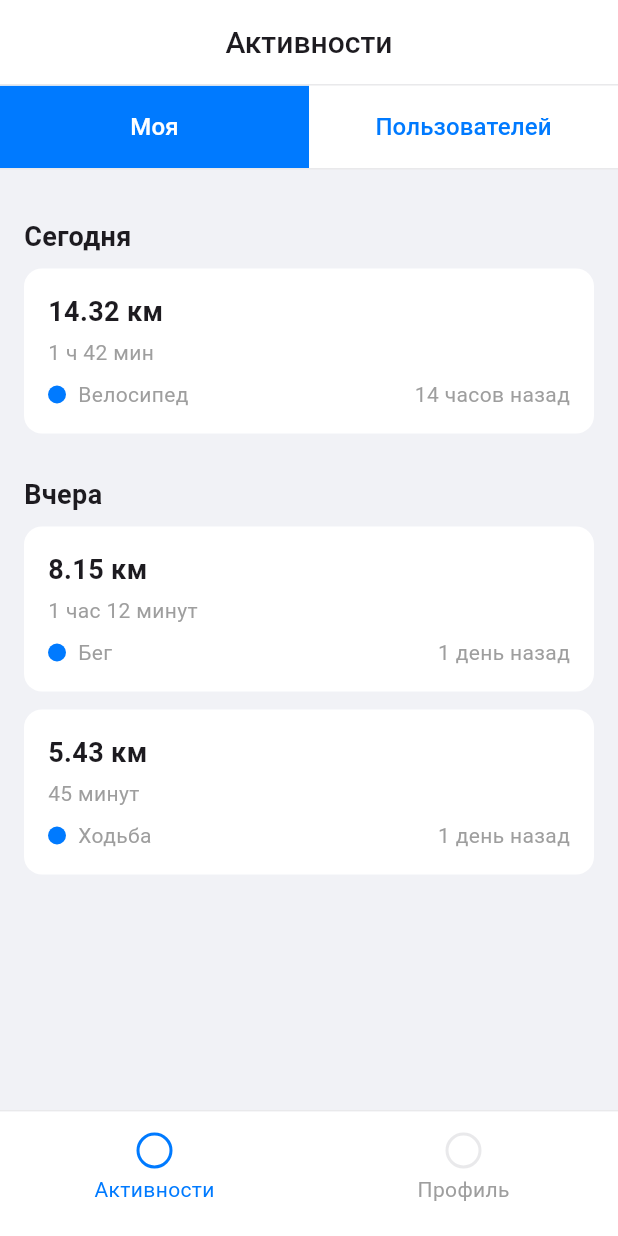
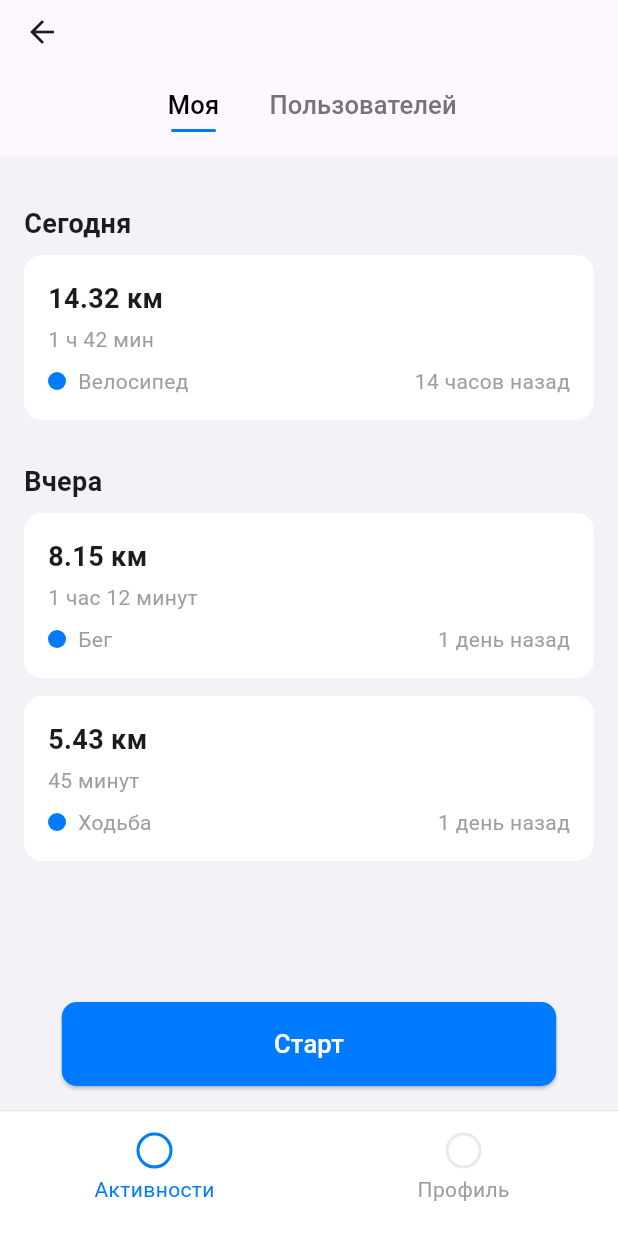
Before and after one commit to eruma1ra/fit-app, a Flutter app: the ActivityScreen screen opened by its route, after a tap on "Старт", on a phone screen of 412 x 824 dp. Run offline on Flutter 3.47's test engine with Material 3 defaults, Android fonts, the phone set to English and light mode, and no system bars; our stand-ins replace flutter_svg.

Commit message:
подключил профиль

```diff
--- a/lib/screens/home/activity_screen.dart
+++ b/lib/screens/home/activity_screen.dart
@@ -1,4 +1,5 @@
 import 'package:flutter/material.dart';
+import 'profile.dart'; // Убедитесь, что путь к файлу profile.dart правильный
 
 void main() {
   runApp(const MyApp());
@@ -10,11 +11,19 @@ class MyApp extends StatelessWidget {
   @override
   Widget build(BuildContext context) {
     return MaterialApp(
-      title: 'Трекер активностей',
+      title: 'Activity Tracker',
       theme: ThemeData(
         primarySwatch: Colors.blue,
         appBarTheme: const AppBarTheme(
+          backgroundColor: Colors.white,
+          elevation: 0,
+          centerTitle: true,
           iconTheme: IconThemeData(color: Color(0xFF007AFF)),
+          titleTextStyle: TextStyle(
+            color: Colors.black,
+            fontSize: 20,
+            fontWeight: FontWeight.w500,
+          ),
         ),
         splashFactory: NoSplash.splashFactory,
         highlightColor: Colors.transparent,
@@ -163,12 +172,28 @@ class _ActivityDetailsScreenState extends State<ActivityDetailsScreen> {
           highlightColor: Colors.transparent,
         ),
         child: BottomNavigationBar(
-          items: [_buildNavItem(0, 'Активности'), _buildNavItem(1, 'Профиль')],
+          items: [
+            BottomNavigationBarItem(
+              icon: _buildNavIcon(0, 'Активности'),
+              label: '',
+            ),
+            BottomNavigationBarItem(
+              icon: _buildNavIcon(1, 'Профиль'),
+              label: '',
+            ),
+          ],
           currentIndex: _selectedIndex,
           onTap: (index) {
+            if (index == 1) {
+              Navigator.push(
+                context,
+                MaterialPageRoute(builder: (context) => ProfileScreen()),
+              );
+            } else {
               setState(() {
                 _selectedIndex = index;
               });
+            }
           },
           backgroundColor: Colors.white,
           selectedItemColor: Colors.transparent,
@@ -182,19 +207,8 @@ class _ActivityDetailsScreenState extends State<ActivityDetailsScreen> {
     );
   }
 
-  BottomNavigationBarItem _buildNavItem(int index, String title) {
-    return BottomNavigationBarItem(
-      icon: Material(
-        color: Colors.transparent,
-        child: InkWell(
-          splashColor: Colors.transparent,
-          highlightColor: Colors.transparent,
-          onTap: () {
-            setState(() {
-              _selectedIndex = index;
-            });
-          },
-          child: Column(
+  Widget _buildNavIcon(int index, String title) {
+    return Column(
       mainAxisAlignment: MainAxisAlignment.center,
       children: [
         Container(
@@ -216,16 +230,10 @@ class _ActivityDetailsScreenState extends State<ActivityDetailsScreen> {
           title,
           style: TextStyle(
             color:
-                      _selectedIndex == index
-                          ? const Color(0xFF007AFF)
-                          : Colors.grey,
+                _selectedIndex == index ? const Color(0xFF007AFF) : Colors.grey,
           ),
         ),
       ],
-          ),
-        ),
-      ),
-      label: '',
     );
   }
 }
@@ -240,7 +248,7 @@ class ActivityScreen extends StatefulWidget {
 class _ActivityScreenState extends State<ActivityScreen> {
   int _selectedIndex = 0;
   bool _showActivities = false;
-  int _selectedTab = 0; // 0 - Мои активности, 1 - Пользователей
+  int _selectedTab = 0;
 
   final List<Map<String, dynamic>> _myActivities = [
     {
@@ -292,18 +300,6 @@ class _ActivityScreenState extends State<ActivityScreen> {
       'user': 'Иван Иванов',
     },
     {
-      'distance': '7.89 км',
-      'time': '1 час 15 минут',
-      'type': 'Бег',
-      'ago': '2 дня назад',
-      'date': '2 дня назад',
-      'startTime': '07:45',
-      'endTime': '09:00',
-      'isHeader': false,
-      'comment': '',
-      'user': 'Мария Петрова',
-    },
-    {
       'distance': '10.5 км',
       'time': '1 час 30 минут',
       'type': 'Велосипед',
@@ -317,7 +313,6 @@ class _ActivityScreenState extends State<ActivityScreen> {
     },
   ];
 
-  // Группируем активности по датам
   List<Map<String, dynamic>> _groupActivities(
     List<Map<String, dynamic>> activities,
   ) {
@@ -341,109 +336,88 @@ class _ActivityScreenState extends State<ActivityScreen> {
     final groupedUsersActivities = _groupActivities(_usersActivities);
 
     return Scaffold(
-      backgroundColor: const Color(0xFFF1F2F6),
+      backgroundColor: const Color(0xFFF2F2F7),
       appBar: AppBar(
-        title: const Text(
-          'Активности',
-          style: TextStyle(fontSize: 20, fontWeight: FontWeight.w500),
-        ),
-        centerTitle: true,
-        automaticallyImplyLeading: false,
-        backgroundColor: Colors.white,
-        elevation: 0,
-        bottom: const PreferredSize(
-          preferredSize: Size.fromHeight(1.0),
-          child: Divider(height: 1, color: Color(0xFFE9E9EB)),
+        title: _showActivities ? null : const Text('Активности'),
+        bottom:
+            _showActivities
+                ? PreferredSize(
+                  preferredSize: const Size.fromHeight(48),
+                  child: Container(
+                    padding: const EdgeInsets.symmetric(horizontal: 16),
+                    child: Row(
+                      mainAxisAlignment: MainAxisAlignment.center,
+                      children: [
+                        _buildTabButton(0, 'Моя'),
+                        const SizedBox(width: 24),
+                        _buildTabButton(1, 'Пользователей'),
+                      ],
                     ),
                   ),
-      body:
+                )
+                : null,
+      ),
+      body: Stack(
+        children: [
           _showActivities
-              ? Column(
-                children: [
-                  // Табы для переключения между "Мои" и "Пользователей"
-                  Container(
-                    color: Colors.white,
-                    child: Row(
-                      children: [
-                        Expanded(
-                          child: TextButton(
-                            onPressed: () {
-                              setState(() {
-                                _selectedTab = 0;
-                              });
-                            },
-                            style: TextButton.styleFrom(
-                              padding: const EdgeInsets.symmetric(vertical: 16),
-                              backgroundColor:
+              ? _buildActivitiesList(
                 _selectedTab == 0
-                                      ? const Color(0xFF007AFF)
-                                      : Colors.white,
-                              shape: const RoundedRectangleBorder(),
-                            ),
-                            child: Text(
-                              'Моя',
-                              style: TextStyle(
-                                color:
-                                    _selectedTab == 0
-                                        ? Colors.white
-                                        : const Color(0xFF007AFF),
-                                fontSize: 16,
-                                fontWeight: FontWeight.w500,
-                              ),
-                            ),
-                          ),
-                        ),
-                        Expanded(
-                          child: TextButton(
-                            onPressed: () {
-                              setState(() {
-                                _selectedTab = 1;
-                              });
-                            },
-                            style: TextButton.styleFrom(
-                              padding: const EdgeInsets.symmetric(vertical: 16),
-                              backgroundColor:
-                                  _selectedTab == 1
-                                      ? const Color(0xFF007AFF)
-                                      : Colors.white,
-                              shape: const RoundedRectangleBorder(),
-                            ),
-                            child: Text(
-                              'Пользователей',
-                              style: TextStyle(
-                                color:
-                                    _selectedTab == 1
-                                        ? Colors.white
-                                        : const Color(0xFF007AFF),
-                                fontSize: 16,
-                                fontWeight: FontWeight.w500,
-                              ),
-                            ),
+                    ? groupedMyActivities
+                    : groupedUsersActivities,
+              )
+              : _buildInitialContent(),
+          Align(
+            alignment: Alignment.bottomCenter,
+            child: Padding(
+              padding: const EdgeInsets.all(16.0),
+              child: _buildStartButton(),
             ),
           ),
         ],
       ),
-                  ),
-                  const Divider(height: 1, color: Color(0xFFE9E9EB)),
-                  Expanded(
-                    child: _buildActivitiesList(
-                      _selectedTab == 0
-                          ? groupedMyActivities
-                          : groupedUsersActivities,
-                    ),
-                  ),
-                ],
-              )
-              : _buildInitialContent(),
       bottomNavigationBar: _buildBottomNavigationBar(),
     );
   }
 
+  Widget _buildTabButton(int index, String text) {
+    return TextButton(
+      onPressed: () => setState(() => _selectedTab = index),
+      style: TextButton.styleFrom(
+        splashFactory: NoSplash.splashFactory,
+        padding: const EdgeInsets.symmetric(vertical: 16),
+        minimumSize: Size.zero,
+      ),
+      child: Column(
+        mainAxisSize: MainAxisSize.min,
+        children: [
+          Text(
+            text,
+            style: TextStyle(
+              fontSize: 17,
+              fontWeight: FontWeight.w500,
+              color:
+                  _selectedTab == index ? Colors.black : Colors.grey.shade600,
+            ),
+          ),
+          const SizedBox(height: 4),
+          Container(
+            height: 2,
+            width: text.length * 10.0,
+            decoration: BoxDecoration(
+              color:
+                  _selectedTab == index
+                      ? const Color(0xFF007AFF)
+                      : Colors.transparent,
+              borderRadius: BorderRadius.circular(1),
+            ),
+          ),
+        ],
+      ),
+    );
+  }
+
   Widget _buildInitialContent() {
-    return Column(
-      children: [
-        const Expanded(
-          child: Center(
+    return const Center(
       child: Column(
         mainAxisAlignment: MainAxisAlignment.center,
         children: [
@@ -462,31 +436,6 @@ class _ActivityScreenState extends State<ActivityScreen> {
           ),
         ],
       ),
-          ),
-        ),
-        Padding(
-          padding: const EdgeInsets.only(bottom: 40),
-          child: SizedBox(
-            width: MediaQuery.of(context).size.width * 0.8,
-            child: ElevatedButton(
-              onPressed: () {
-                setState(() {
-                  _showActivities = true;
-                });
-              },
-              style: ElevatedButton.styleFrom(
-                backgroundColor: const Color(0xFF007AFF),
-                foregroundColor: Colors.white,
-                padding: const EdgeInsets.symmetric(vertical: 16),
-                shape: RoundedRectangleBorder(
-                  borderRadius: BorderRadius.circular(10),
-                ),
-              ),
-              child: const Text('Старт', style: TextStyle(fontSize: 17)),
-            ),
-          ),
-        ),
-      ],
     );
   }
 
@@ -498,7 +447,6 @@ class _ActivityScreenState extends State<ActivityScreen> {
         final item = activities[index];
 
         if (item['isHeader'] == true) {
-          // Заголовок с датой
           return Padding(
             padding: const EdgeInsets.only(top: 16, bottom: 8),
             child: Text(
@@ -507,7 +455,6 @@ class _ActivityScreenState extends State<ActivityScreen> {
             ),
           );
         } else {
-          // Карточка активности
           return GestureDetector(
             onTap: () {
               Navigator.push(
@@ -528,7 +475,7 @@ class _ActivityScreenState extends State<ActivityScreen> {
               child: Column(
                 crossAxisAlignment: CrossAxisAlignment.start,
                 children: [
-                  if (_selectedTab == 1) // Для активностей пользователей
+                  if (_selectedTab == 1)
                     Padding(
                       padding: const EdgeInsets.only(bottom: 8),
                       child: Text(
@@ -604,12 +551,28 @@ class _ActivityScreenState extends State<ActivityScreen> {
           highlightColor: Colors.transparent,
         ),
         child: BottomNavigationBar(
-          items: [_buildNavItem(0, 'Активности'), _buildNavItem(1, 'Профиль')],
+          items: [
+            BottomNavigationBarItem(
+              icon: _buildNavIcon(0, 'Активности'),
+              label: '',
+            ),
+            BottomNavigationBarItem(
+              icon: _buildNavIcon(1, 'Профиль'),
+              label: '',
+            ),
+          ],
           currentIndex: _selectedIndex,
           onTap: (index) {
+            if (index == 1) {
+              Navigator.push(
+                context,
+                MaterialPageRoute(builder: (context) => ProfileScreen()),
+              );
+            } else {
               setState(() {
                 _selectedIndex = index;
               });
+            }
           },
           backgroundColor: Colors.white,
           selectedItemColor: Colors.transparent,
@@ -623,19 +586,8 @@ class _ActivityScreenState extends State<ActivityScreen> {
     );
   }
 
-  BottomNavigationBarItem _buildNavItem(int index, String title) {
-    return BottomNavigationBarItem(
-      icon: Material(
-        color: Colors.transparent,
-        child: InkWell(
-          splashColor: Colors.transparent,
-          highlightColor: Colors.transparent,
-          onTap: () {
-            setState(() {
-              _selectedIndex = index;
-            });
-          },
-          child: Column(
+  Widget _buildNavIcon(int index, String title) {
+    return Column(
       mainAxisAlignment: MainAxisAlignment.center,
       children: [
         Container(
@@ -657,16 +609,32 @@ class _ActivityScreenState extends State<ActivityScreen> {
           title,
           style: TextStyle(
             color:
-                      _selectedIndex == index
-                          ? const Color(0xFF007AFF)
-                          : Colors.grey,
+                _selectedIndex == index ? const Color(0xFF007AFF) : Colors.grey,
           ),
         ),
       ],
+    );
+  }
+
+  Widget _buildStartButton() {
+    return SizedBox(
+      width: MediaQuery.of(context).size.width * 0.8,
+      child: ElevatedButton(
+        onPressed: () {
+          setState(() {
+            _showActivities = true;
+          });
+        },
+        style: ElevatedButton.styleFrom(
+          backgroundColor: const Color(0xFF007AFF),
+          foregroundColor: Colors.white,
+          padding: const EdgeInsets.symmetric(vertical: 16),
+          shape: RoundedRectangleBorder(
+            borderRadius: BorderRadius.circular(10),
           ),
         ),
+        child: const Text('Старт', style: TextStyle(fontSize: 17)),
       ),
-      label: '',
     );
   }
 }
--- /dev/null
+++ b/lib/screens/home/profile.dart
@@ -0,0 +1,11 @@
+import 'package:flutter/material.dart';
+
+class ProfileScreen extends StatelessWidget {
+  @override
+  Widget build(BuildContext context) {
+    return Scaffold(
+      appBar: AppBar(title: Text('Профиль')),
+      body: Center(child: Text('Страница профиля')),
+    );
+  }
+}
```
Lines whose indentation alone changed are shown as unchanged.
